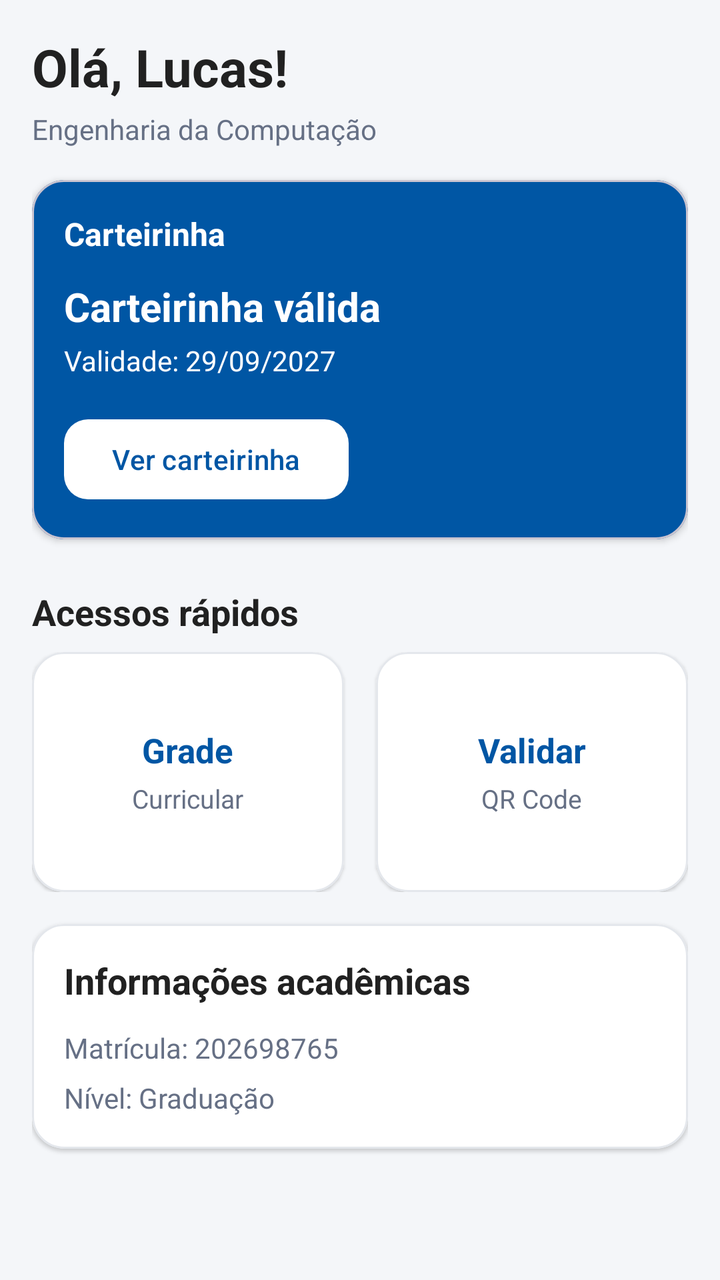
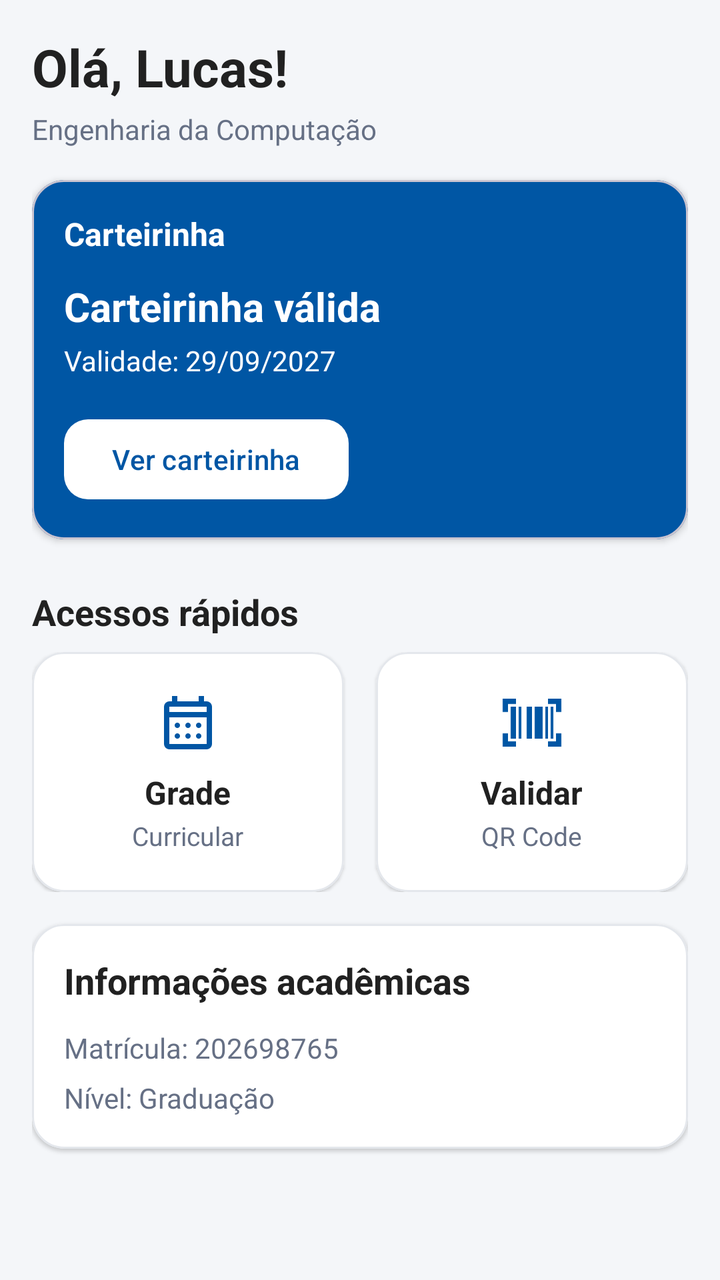

Compare the two renders of this Android layout. The source of the first and the diff that turns it into the second are given below.
<!-- AndroidManifest.xml: application theme Theme.CarteirinhaInatel -->
<!-- res/layout/fragment_inicio.xml -->
<?xml version="1.0" encoding="utf-8"?>
<ScrollView xmlns:android="http://schemas.android.com/apk/res/android"
    xmlns:app="http://schemas.android.com/apk/res-auto"
    android:layout_width="match_parent"
    android:layout_height="match_parent"
    android:background="@color/background_light"
    android:fillViewport="true">

    <LinearLayout
        android:layout_width="match_parent"
        android:layout_height="wrap_content"
        android:orientation="vertical"
        android:padding="@dimen/spacing_medium">

        

        <TextView
            android:id="@+id/textSaudacao"
            android:layout_width="wrap_content"
            android:layout_height="wrap_content"
            android:text="Olá, Lucas!"
            android:textColor="@color/text_primary"
            android:textSize="26sp"
            android:textStyle="bold" />

        <TextView
            android:id="@+id/textCurso"
            android:layout_width="wrap_content"
            android:layout_height="wrap_content"
            android:layout_marginTop="4dp"
            android:text="Engenharia da Computação"
            android:textColor="@color/text_secondary"
            android:textSize="14sp" />

        

        <com.google.android.material.card.MaterialCardView
            android:id="@+id/cardCarteirinha"
            android:layout_width="match_parent"
            android:layout_height="wrap_content"
            android:layout_marginTop="@dimen/spacing_medium"
            app:cardBackgroundColor="@color/inatel_blue"
            app:cardCornerRadius="@dimen/card_corner_radius"
            app:cardElevation="2dp">

            <LinearLayout
                android:layout_width="match_parent"
                android:layout_height="wrap_content"
                android:orientation="vertical"
                android:padding="@dimen/spacing_medium">

                <TextView
                    android:layout_width="wrap_content"
                    android:layout_height="wrap_content"
                    android:text="Carteirinha"
                    android:textColor="@color/white"
                    android:textSize="16sp"
                    android:textStyle="bold" />

                <TextView
                    android:id="@+id/textStatusCarteirinha"
                    android:layout_width="wrap_content"
                    android:layout_height="wrap_content"
                    android:layout_marginTop="12dp"
                    android:text="Carteirinha válida"
                    android:textColor="@color/white"
                    android:textSize="20sp"
                    android:textStyle="bold" />

                <TextView
                    android:id="@+id/textValidadeCarteirinha"
                    android:layout_width="wrap_content"
                    android:layout_height="wrap_content"
                    android:layout_marginTop="4dp"
                    android:text="Validade: 29/09/2027"
                    android:textColor="@color/white"
                    android:textSize="14sp" />

                <com.google.android.material.button.MaterialButton
                    android:id="@+id/buttonVerCarteirinha"
                    style="@style/Widget.Material3.Button.TonalButton"
                    android:layout_width="wrap_content"
                    android:layout_height="wrap_content"
                    android:layout_marginTop="@dimen/spacing_medium"
                    android:text="Ver carteirinha"
                    android:textColor="@color/inatel_blue"
                    app:backgroundTint="@color/white"
                    app:cornerRadius="12dp" />

            </LinearLayout>

        </com.google.android.material.card.MaterialCardView>

        

        <TextView
            android:layout_width="wrap_content"
            android:layout_height="wrap_content"
            android:layout_marginTop="@dimen/spacing_large"
            android:text="Acessos rápidos"
            android:textColor="@color/text_primary"
            android:textSize="18sp"
            android:textStyle="bold" />

        <LinearLayout
            android:layout_width="match_parent"
            android:layout_height="wrap_content"
            android:layout_marginTop="@dimen/spacing_small"
            android:orientation="horizontal">

            <com.google.android.material.card.MaterialCardView
                android:id="@+id/cardGrade"
                android:layout_width="0dp"
                android:layout_height="120dp"
                android:layout_marginEnd="8dp"
                android:layout_weight="1"
                android:clickable="true"
                android:focusable="true"
                app:cardBackgroundColor="@color/white"
                app:cardCornerRadius="@dimen/card_corner_radius"
                app:cardElevation="1dp"
                app:strokeColor="#E4E7EC"
                app:strokeWidth="1dp">

                <LinearLayout
                    android:layout_width="match_parent"
                    android:layout_height="match_parent"
                    android:gravity="center"
                    android:orientation="vertical"
                    android:padding="12dp">

                    <TextView
                        android:layout_width="wrap_content"
                        android:layout_height="wrap_content"
                        android:text="Grade"
                        android:textColor="@color/inatel_blue"
                        android:textSize="17sp"
                        android:textStyle="bold" />

                    <TextView
                        android:layout_width="wrap_content"
                        android:layout_height="wrap_content"
                        android:layout_marginTop="4dp"
                        android:gravity="center"
                        android:text="Curricular"
                        android:textColor="@color/text_secondary"
                        android:textSize="13sp" />

                </LinearLayout>

            </com.google.android.material.card.MaterialCardView>

            <com.google.android.material.card.MaterialCardView
                android:id="@+id/cardValidarQr"
                android:layout_width="0dp"
                android:layout_height="120dp"
                android:layout_marginStart="8dp"
                android:layout_weight="1"
                android:clickable="true"
                android:focusable="true"
                app:cardBackgroundColor="@color/white"
                app:cardCornerRadius="@dimen/card_corner_radius"
                app:cardElevation="1dp"
                app:strokeColor="#E4E7EC"
                app:strokeWidth="1dp">

                <LinearLayout
                    android:layout_width="match_parent"
                    android:layout_height="match_parent"
                    android:gravity="center"
                    android:orientation="vertical"
                    android:padding="12dp">

                    <TextView
                        android:layout_width="wrap_content"
                        android:layout_height="wrap_content"
                        android:text="Validar"
                        android:textColor="@color/inatel_blue"
                        android:textSize="17sp"
                        android:textStyle="bold" />

                    <TextView
                        android:layout_width="wrap_content"
                        android:layout_height="wrap_content"
                        android:layout_marginTop="4dp"
                        android:text="QR Code"
                        android:textColor="@color/text_secondary"
                        android:textSize="13sp" />

                </LinearLayout>

            </com.google.android.material.card.MaterialCardView>

        </LinearLayout>

        

        <com.google.android.material.card.MaterialCardView
            android:layout_width="match_parent"
            android:layout_height="wrap_content"
            android:layout_marginTop="@dimen/spacing_medium"
            app:cardBackgroundColor="@color/white"
            app:cardCornerRadius="@dimen/card_corner_radius"
            app:cardElevation="1dp"
            app:strokeColor="#E4E7EC"
            app:strokeWidth="1dp">

            <LinearLayout
                android:layout_width="match_parent"
                android:layout_height="wrap_content"
                android:orientation="vertical"
                android:padding="@dimen/spacing_medium">

                <TextView
                    android:layout_width="wrap_content"
                    android:layout_height="wrap_content"
                    android:text="Informações acadêmicas"
                    android:textColor="@color/text_primary"
                    android:textSize="18sp"
                    android:textStyle="bold" />

                <TextView
                    android:id="@+id/textMatricula"
                    android:layout_width="match_parent"
                    android:layout_height="wrap_content"
                    android:layout_marginTop="12dp"
                    android:text="Matrícula: 202698765"
                    android:textColor="@color/text_secondary"
                    android:textSize="14sp" />

                <TextView
                    android:id="@+id/textNivelEnsino"
                    android:layout_width="match_parent"
                    android:layout_height="wrap_content"
                    android:layout_marginTop="6dp"
                    android:text="Nível: Graduação"
                    android:textColor="@color/text_secondary"
                    android:textSize="14sp" />

            </LinearLayout>

        </com.google.android.material.card.MaterialCardView>

    </LinearLayout>

</ScrollView>
<!-- resources referenced by this layout -->
<resources>
  <color name="background_light">#F4F6F9</color>
  <color name="inatel_blue">#0056A4</color>
  <color name="text_primary">#212121</color>
  <color name="text_secondary">#667085</color>
  <color name="white">#FFFFFF</color>
  <dimen name="card_corner_radius">16dp</dimen>
  <dimen name="spacing_large">24dp</dimen>
  <dimen name="spacing_medium">16dp</dimen>
  <dimen name="spacing_small">8dp</dimen>
  <style name="Theme.CarteirinhaInatel" parent="Base.Theme.CarteirinhaInatel" />
  <style name="Base.Theme.CarteirinhaInatel" parent="Theme.Material3.DayNight.NoActionBar">
          
          
      </style>
</resources>

<!-- the commit's change to res/layout/fragment_inicio.xml (unified diff, before → after) -->
@@ -129,19 +129,26 @@
                     android:orientation="vertical"
                     android:padding="12dp">
 
-                    <TextView
-                        android:layout_width="wrap_content"
-                        android:layout_height="wrap_content"
+                    <ImageView
+                        android:layout_width="32dp"
+                        android:layout_height="32dp"
+                        android:contentDescription="Grade curricular"
+                        android:src="@drawable/ic_grade"
+                        app:tint="@color/inatel_blue" />
+
+                    <TextView
+                        android:layout_width="wrap_content"
+                        android:layout_height="wrap_content"
+                        android:layout_marginTop="8dp"
                         android:text="Grade"
-                        android:textColor="@color/inatel_blue"
-                        android:textSize="17sp"
+                        android:textColor="@color/text_primary"
+                        android:textSize="16sp"
                         android:textStyle="bold" />
 
                     <TextView
                         android:layout_width="wrap_content"
                         android:layout_height="wrap_content"
-                        android:layout_marginTop="4dp"
-                        android:gravity="center"
+                        android:layout_marginTop="2dp"
                         android:text="Curricular"
                         android:textColor="@color/text_secondary"
                         android:textSize="13sp" />
@@ -171,18 +178,26 @@
                     android:orientation="vertical"
                     android:padding="12dp">
 
-                    <TextView
-                        android:layout_width="wrap_content"
-                        android:layout_height="wrap_content"
+                    <ImageView
+                        android:layout_width="32dp"
+                        android:layout_height="32dp"
+                        android:contentDescription="Validar QR Code"
+                        android:src="@drawable/ic_qr_code"
+                        app:tint="@color/inatel_blue" />
+
+                    <TextView
+                        android:layout_width="wrap_content"
+                        android:layout_height="wrap_content"
+                        android:layout_marginTop="8dp"
                         android:text="Validar"
-                        android:textColor="@color/inatel_blue"
-                        android:textSize="17sp"
+                        android:textColor="@color/text_primary"
+                        android:textSize="16sp"
                         android:textStyle="bold" />
 
                     <TextView
                         android:layout_width="wrap_content"
                         android:layout_height="wrap_content"
-                        android:layout_marginTop="4dp"
+                        android:layout_marginTop="2dp"
                         android:text="QR Code"
                         android:textColor="@color/text_secondary"
                         android:textSize="13sp" />
<!-- resource entries referenced after the edit -->
@@ -9,6 +9,18 @@
   <dimen name="spacing_large">24dp</dimen>
   <dimen name="spacing_medium">16dp</dimen>
   <dimen name="spacing_small">8dp</dimen>
+  <!-- drawable ic_grade (drawable) -->
+  <vector xmlns:android="http://schemas.android.com/apk/res/android" android:height="24dp" android:tint="#0056A4" android:viewportHeight="960" android:viewportWidth="960" android:width="24dp">
+        
+      <path android:fillColor="@android:color/white" android:pathData="M200,880Q167,880 143.5,856.5Q120,833 120,800L120,240Q120,207 143.5,183.5Q167,160 200,160L240,160L240,80L320,80L320,160L640,160L640,80L720,80L720,160L760,160Q793,160 816.5,183.5Q840,207 840,240L840,800Q840,833 816.5,856.5Q793,880 760,880L200,880ZM200,800L760,800Q760,800 760,800Q760,800 760,800L760,400L200,400L200,800Q200,800 200,800Q200,800 200,800ZM200,320L760,320L760,240Q760,240 760,240Q760,240 760,240L200,240Q200,240 200,240Q200,240 200,240L200,320ZM200,320L200,240Q200,240 200,240Q200,240 200,240L200,240Q200,240 200,240Q200,240 200,240L200,320ZM480,560Q463,560 451.5,548.5Q440,537 440,520Q440,503 451.5,491.5Q463,480 480,480Q497,480 508.5,491.5Q520,503 520,520Q520,537 508.5,548.5Q497,560 480,560ZM291.5,548.5Q280,537 280,520Q280,503 291.5,491.5Q303,480 320,480Q337,480 348.5,491.5Q360,503 360,520Q360,537 348.5,548.5Q337,560 320,560Q303,560 291.5,548.5ZM640,560Q623,560 611.5,548.5Q600,537 600,520Q600,503 611.5,491.5Q623,480 640,480Q657,480 668.5,491.5Q680,503 680,520Q680,537 668.5,548.5Q657,560 640,560ZM480,720Q463,720 451.5,708.5Q440,697 440,680Q440,663 451.5,651.5Q463,640 480,640Q497,640 508.5,651.5Q520,663 520,680Q520,697 508.5,708.5Q497,720 480,720ZM291.5,708.5Q280,697 280,680Q280,663 291.5,651.5Q303,640 320,640Q337,640 348.5,651.5Q360,663 360,680Q360,697 348.5,708.5Q337,720 320,720Q303,720 291.5,708.5ZM640,720Q623,720 611.5,708.5Q600,697 600,680Q600,663 611.5,651.5Q623,640 640,640Q657,640 668.5,651.5Q680,663 680,680Q680,697 668.5,708.5Q657,720 640,720Z"/>
+      
+  </vector>
+  <!-- drawable ic_qr_code (drawable) -->
+  <vector xmlns:android="http://schemas.android.com/apk/res/android" android:height="24dp" android:tint="#0056A4" android:viewportHeight="960" android:viewportWidth="960" android:width="24dp">
+        
+      <path android:fillColor="@android:color/white" android:pathData="M40,840L40,640L120,640L120,760L240,760L240,840L40,840ZM720,840L720,760L840,760L840,640L920,640L920,840L720,840ZM160,720L160,240L240,240L240,720L160,720ZM280,720L280,240L320,240L320,720L280,720ZM400,720L400,240L480,240L480,720L400,720ZM520,720L520,240L640,240L640,720L520,720ZM680,720L680,240L720,240L720,720L680,720ZM760,720L760,240L800,240L800,720L760,720ZM40,320L40,120L240,120L240,200L120,200L120,320L40,320ZM840,320L840,200L720,200L720,120L920,120L920,320L840,320Z"/>
+      
+  </vector>
   <style name="Theme.CarteirinhaInatel" parent="Base.Theme.CarteirinhaInatel" />
   <style name="Base.Theme.CarteirinhaInatel" parent="Theme.Material3.DayNight.NoActionBar">
           
